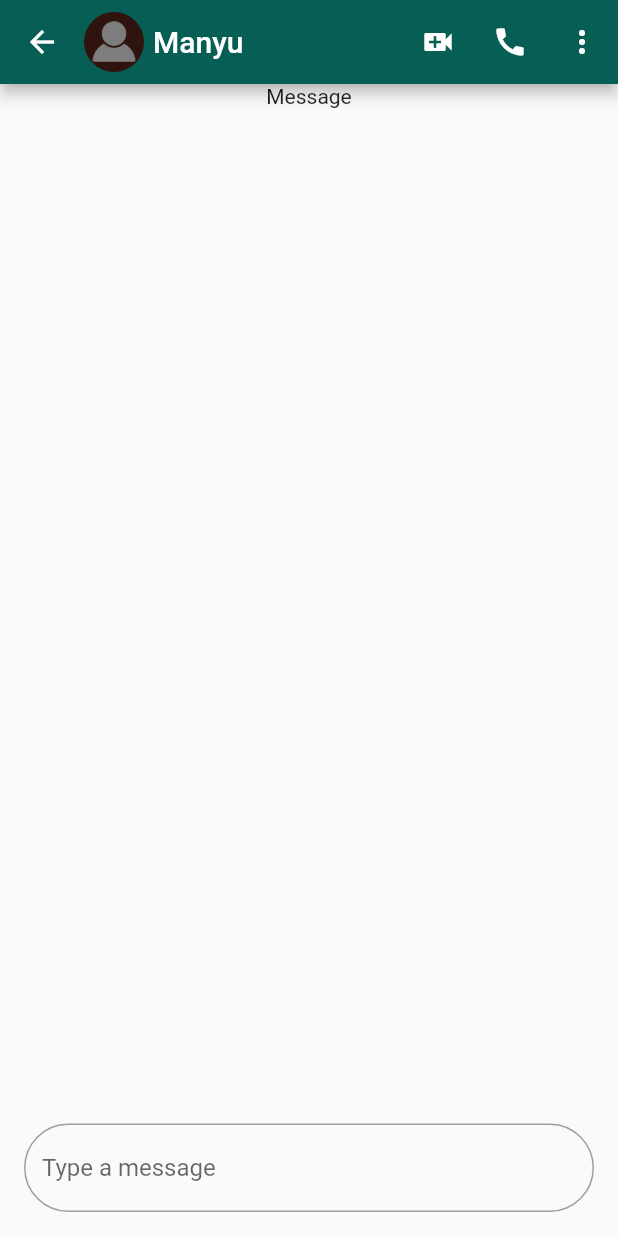
After one commit to ManyuDhyani/Whatsapp_Clone_Flutter, a Flutter app: the chatDetailWindow screen opened directly, on a phone screen of 412 x 824 dp. The commit adds this screen. Run offline on Flutter 3.47's test engine with Material 2 defaults, Android fonts, the phone set to English and light mode, and no system bars.

Commit message:
Chat Details

```diff
--- /dev/null
+++ b/lib/Windows/chatDetail.dart
@@ -0,0 +1,79 @@
+import 'package:flutter/material.dart';
+import 'package:whatsapp_clone_flutter/Windows/messageExchange.dart';
+
+class chatDetailWindow extends StatefulWidget {
+  chatDetailWindow({Key? key}) : super(key: key);
+
+  @override
+  State<chatDetailWindow> createState() => _chatDetailWindowState();
+}
+
+class _chatDetailWindowState extends State<chatDetailWindow> {
+  @override
+  Widget build(BuildContext context) {
+    return Scaffold(
+      appBar: AppBar(
+        titleSpacing: 0.0,
+        title: Row(children: const [
+          CircleAvatar(
+            //radius: 18,
+            //backgroundColor: Colors.white,
+            backgroundImage: AssetImage('lib/models/images/profile.png'),
+          ),
+          Padding(
+            padding: EdgeInsets.only(left: 6.0),
+            child: Text('Manyu'),
+          )
+        ]),
+        actions: [
+          IconButton(
+              onPressed: () {
+                print("video call pressed");
+              },
+              icon: const Icon(Icons.video_call)),
+          IconButton(
+              onPressed: () {
+                print("call pressed");
+              },
+              icon: const Icon(Icons.call)),
+          IconButton(
+              onPressed: () {
+                print("3 dot pressed");
+              },
+              icon: const Icon(Icons.more_vert)),
+        ],
+      ),
+      body: Column(
+        children: [
+          Expanded(child: messageExchange()),
+          Container(
+            alignment: Alignment.bottomCenter,
+            padding: EdgeInsets.all(16.0),
+            child: Row(
+              children: [
+                Flexible(
+                  child: TextFormField(
+                    minLines: 1,
+                    maxLines: 5,
+                    decoration: InputDecoration(
+                        focusedBorder: OutlineInputBorder(
+                          borderRadius: BorderRadius.circular(50),
+                          borderSide:
+                              const BorderSide(color: Colors.grey, width: 1.0),
+                        ),
+                        enabledBorder: OutlineInputBorder(
+                          borderRadius: BorderRadius.circular(50),
+                          borderSide:
+                              const BorderSide(color: Colors.grey, width: 1.0),
+                        ),
+                        hintText: "Type a message"),
+                  ),
+                )
+              ],
+            ),
+          )
+        ],
+      ),
+    );
+  }
+}
--- a/lib/Windows/chats.dart
+++ b/lib/Windows/chats.dart
@@ -1,4 +1,5 @@
 import 'package:flutter/material.dart';
+import 'package:whatsapp_clone_flutter/Windows/chatDetail.dart';
 import 'package:whatsapp_clone_flutter/models/chatModels.dart';
 
 class Chats extends StatefulWidget {
@@ -41,6 +42,12 @@ class _ChatsState extends State<Chats> {
                       style:
                           const TextStyle(color: Colors.grey, fontSize: 14.0),
                     ),
+                    onTap: () {
+                      Navigator.push(
+                          context,
+                          MaterialPageRoute(
+                              builder: (context) => chatDetailWindow()));
+                    },
                   )
                 ],
               )),
--- /dev/null
+++ b/lib/Windows/messageExchange.dart
@@ -0,0 +1,17 @@
+import 'package:flutter/material.dart';
+
+class messageExchange extends StatefulWidget {
+  messageExchange({Key? key}) : super(key: key);
+
+  @override
+  State<messageExchange> createState() => _messageExchangeState();
+}
+
+class _messageExchangeState extends State<messageExchange> {
+  @override
+  Widget build(BuildContext context) {
+    return Container(
+      child: Text('Message'),
+    );
+  }
+}
```
